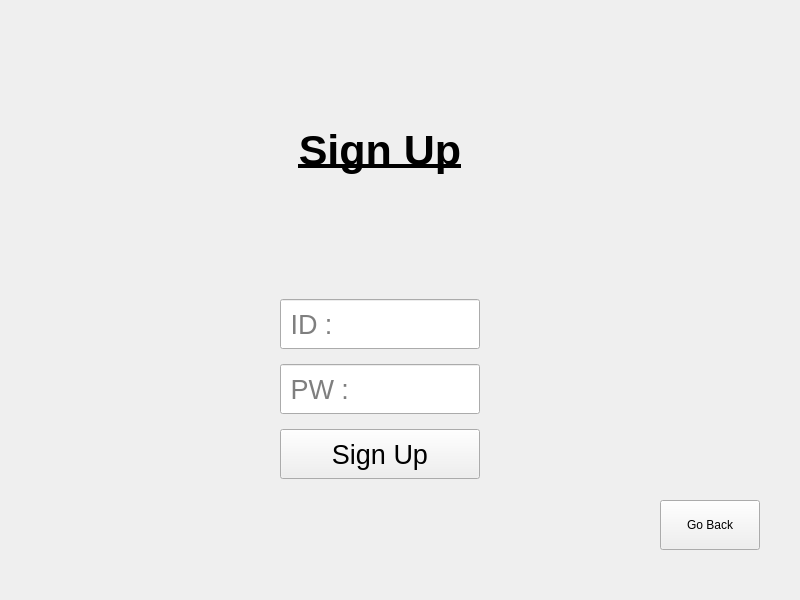
This is ui/signupscene.ui in U-Keun/Qt_Account_Project as Qt 5 draws it before an edit. The edited form follows.
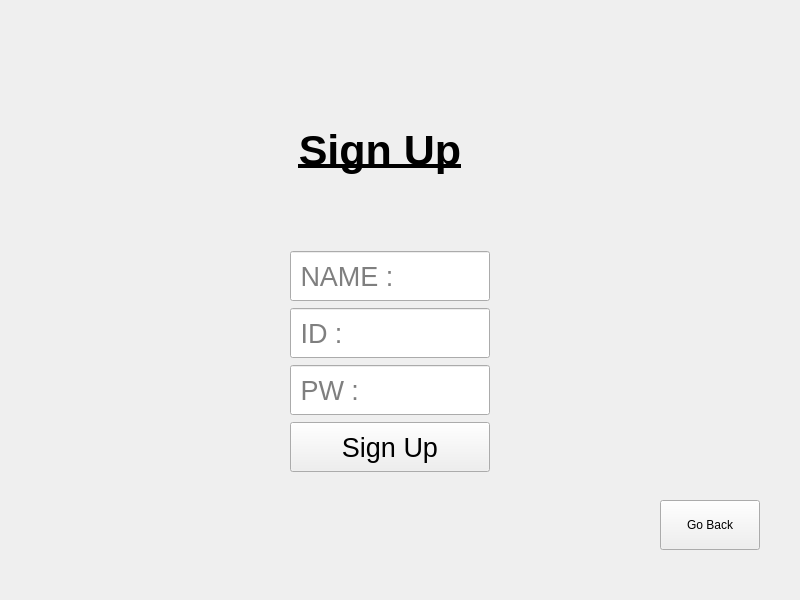
This is the edited form.

Diff of the .ui file:
```diff
--- a/ui/signupscene.ui
+++ b/ui/signupscene.ui
@@ -29,13 +29,41 @@
   <widget class="QWidget" name="verticalLayoutWidget">
    <property name="geometry">
     <rect>
-     <x>280</x>
-     <y>290</y>
+     <x>290</x>
+     <y>250</y>
      <width>202</width>
-     <height>201</height>
+     <height>225</height>
     </rect>
    </property>
    <layout class="QVBoxLayout" name="buttons">
+    <item>
+     <widget class="QLineEdit" name="nameInput">
+      <property name="minimumSize">
+       <size>
+        <width>200</width>
+        <height>50</height>
+       </size>
+      </property>
+      <property name="maximumSize">
+       <size>
+        <width>200</width>
+        <height>50</height>
+       </size>
+      </property>
+      <property name="font">
+       <font>
+        <family>Arial</family>
+        <pointsize>20</pointsize>
+       </font>
+      </property>
+      <property name="text">
+       <string/>
+      </property>
+      <property name="placeholderText">
+       <string> NAME :</string>
+      </property>
+     </widget>
+    </item>
     <item>
      <widget class="QLineEdit" name="idInput">
       <property name="minimumSize">
```
